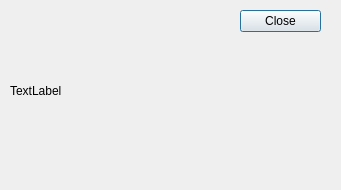
Above: src/datainfodlg.ui from sangyobe/art_plot before the change. Below: the same form after it.
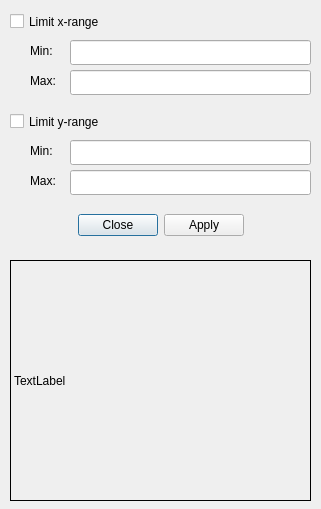
That is the form after the change.

Commit message: Data Info 다이얼로그에 데이터 min/max 추가 및 데이터 x/y-range 설정 기능 추가

The edit to the form file:
```diff
--- a/src/datainfodlg.ui
+++ b/src/datainfodlg.ui
@@ -6,8 +6,8 @@
    <rect>
     <x>0</x>
     <y>0</y>
-    <width>341</width>
-    <height>190</height>
+    <width>321</width>
+    <height>509</height>
    </rect>
   </property>
   <property name="windowTitle">
@@ -16,32 +16,168 @@
   <widget class="QDialogButtonBox" name="buttonBox">
    <property name="geometry">
     <rect>
-     <x>240</x>
-     <y>10</y>
-     <width>81</width>
-     <height>151</height>
+     <x>10</x>
+     <y>210</y>
+     <width>301</width>
+     <height>31</height>
     </rect>
    </property>
    <property name="orientation">
-    <enum>Qt::Vertical</enum>
+    <enum>Qt::Horizontal</enum>
    </property>
    <property name="standardButtons">
-    <set>QDialogButtonBox::Close</set>
+    <set>QDialogButtonBox::Apply|QDialogButtonBox::Close</set>
+   </property>
+   <property name="centerButtons">
+    <bool>true</bool>
    </property>
   </widget>
   <widget class="QLabel" name="output">
    <property name="geometry">
     <rect>
      <x>10</x>
-     <y>10</y>
-     <width>201</width>
-     <height>161</height>
+     <y>260</y>
+     <width>301</width>
+     <height>241</height>
     </rect>
    </property>
+   <property name="frameShape">
+    <enum>QFrame::Box</enum>
+   </property>
    <property name="text">
     <string>TextLabel</string>
    </property>
   </widget>
+  <widget class="QCheckBox" name="chkLimitX">
+   <property name="geometry">
+    <rect>
+     <x>10</x>
+     <y>10</y>
+     <width>131</width>
+     <height>23</height>
+    </rect>
+   </property>
+   <property name="text">
+    <string>Limit x-range</string>
+   </property>
+  </widget>
+  <widget class="QLabel" name="label_min">
+   <property name="geometry">
+    <rect>
+     <x>30</x>
+     <y>40</y>
+     <width>41</width>
+     <height>21</height>
+    </rect>
+   </property>
+   <property name="text">
+    <string>Min: </string>
+   </property>
+  </widget>
+  <widget class="QLabel" name="label_max">
+   <property name="geometry">
+    <rect>
+     <x>30</x>
+     <y>70</y>
+     <width>41</width>
+     <height>21</height>
+    </rect>
+   </property>
+   <property name="text">
+    <string>Max: </string>
+   </property>
+  </widget>
+  <widget class="QLineEdit" name="editXRangeMin">
+   <property name="geometry">
+    <rect>
+     <x>70</x>
+     <y>40</y>
+     <width>241</width>
+     <height>25</height>
+    </rect>
+   </property>
+   <property name="clearButtonEnabled">
+    <bool>true</bool>
+   </property>
+  </widget>
+  <widget class="QLineEdit" name="editXRangeMax">
+   <property name="geometry">
+    <rect>
+     <x>70</x>
+     <y>70</y>
+     <width>241</width>
+     <height>25</height>
+    </rect>
+   </property>
+   <property name="clearButtonEnabled">
+    <bool>true</bool>
+   </property>
+  </widget>
+  <widget class="QCheckBox" name="chkLimitY">
+   <property name="geometry">
+    <rect>
+     <x>10</x>
+     <y>110</y>
+     <width>131</width>
+     <height>23</height>
+    </rect>
+   </property>
+   <property name="text">
+    <string>Limit y-range</string>
+   </property>
+  </widget>
+  <widget class="QLabel" name="label_min_y">
+   <property name="geometry">
+    <rect>
+     <x>30</x>
+     <y>140</y>
+     <width>41</width>
+     <height>21</height>
+    </rect>
+   </property>
+   <property name="text">
+    <string>Min: </string>
+   </property>
+  </widget>
+  <widget class="QLineEdit" name="editYRangeMin">
+   <property name="geometry">
+    <rect>
+     <x>70</x>
+     <y>140</y>
+     <width>241</width>
+     <height>25</height>
+    </rect>
+   </property>
+   <property name="clearButtonEnabled">
+    <bool>true</bool>
+   </property>
+  </widget>
+  <widget class="QLabel" name="label_max_y">
+   <property name="geometry">
+    <rect>
+     <x>30</x>
+     <y>170</y>
+     <width>41</width>
+     <height>21</height>
+    </rect>
+   </property>
+   <property name="text">
+    <string>Max: </string>
+   </property>
+  </widget>
+  <widget class="QLineEdit" name="editYRangeMax">
+   <property name="geometry">
+    <rect>
+     <x>70</x>
+     <y>170</y>
+     <width>241</width>
+     <height>25</height>
+    </rect>
+   </property>
+   <property name="clearButtonEnabled">
+    <bool>true</bool>
+   </property>
+  </widget>
  </widget>
  <resources/>
  <connections>
```
The commit also changes 4 other files.
